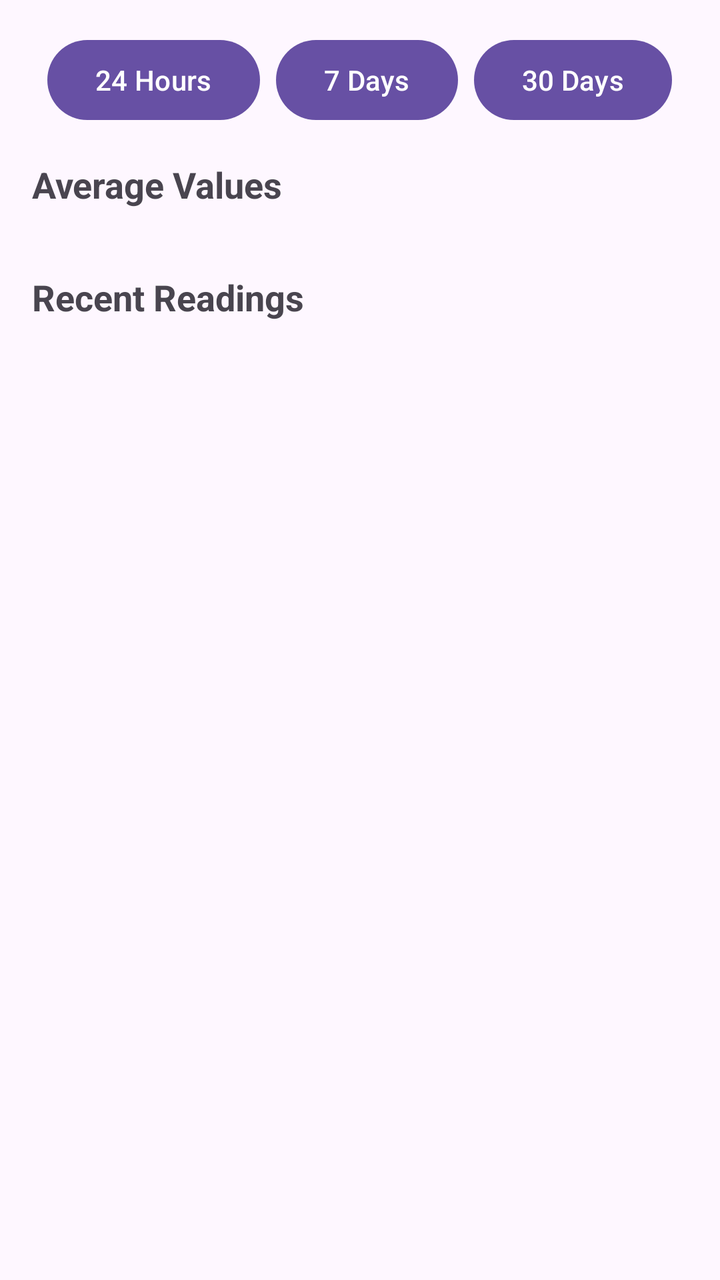
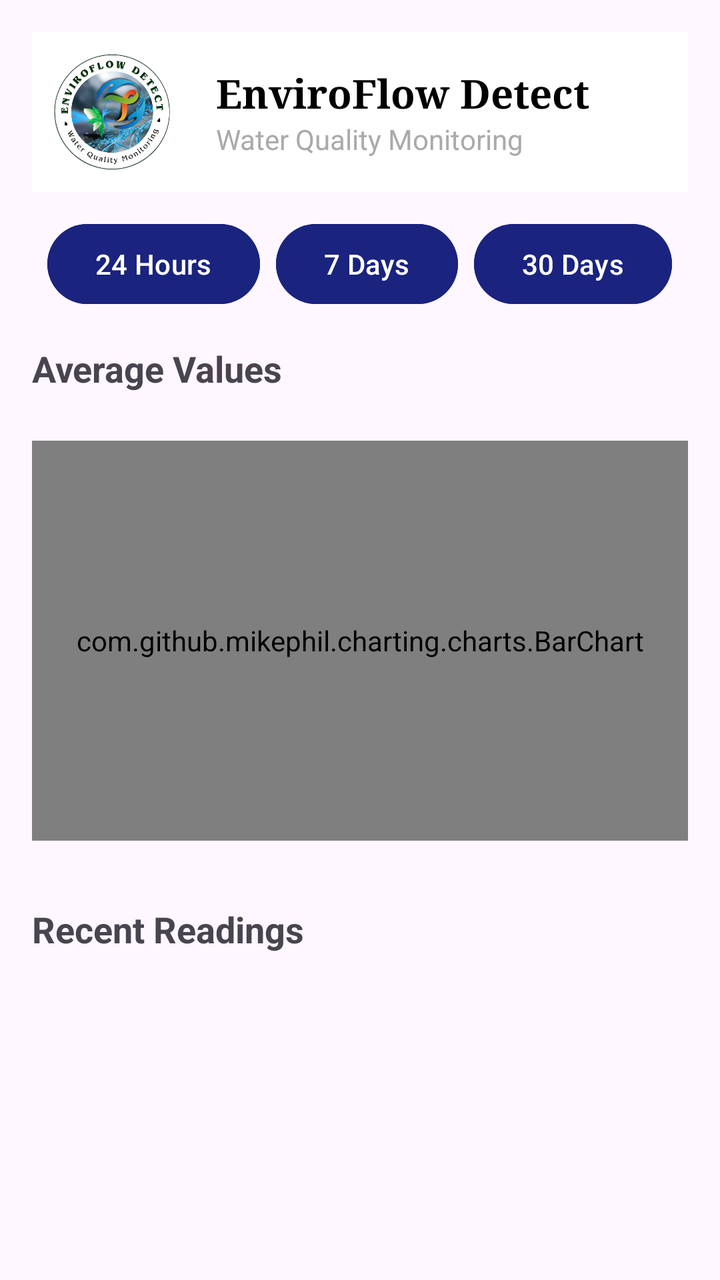

Before-and-after screenshots of an Android layout around one commit, followed by the original layout XML and the change that was made.
<!-- AndroidManifest.xml: application theme Theme.ED_System -->
<!-- res/layout/fragment_history.xml -->
<ScrollView xmlns:android="http://schemas.android.com/apk/res/android"
    android:layout_width="match_parent"
    android:layout_height="match_parent"
    android:fillViewport="true">

    <LinearLayout
        android:layout_width="match_parent"
        android:layout_height="wrap_content"
        android:orientation="vertical"
        android:padding="16dp">

        
        <LinearLayout
            android:layout_width="match_parent"
            android:layout_height="wrap_content"
            android:orientation="horizontal"
            android:gravity="center">

            <Button
                android:id="@+id/btn24h"
                android:layout_width="wrap_content"
                android:layout_height="wrap_content"
                android:text="24 Hours" />

            <Button
                android:id="@+id/btn7d"
                android:layout_width="wrap_content"
                android:layout_height="wrap_content"
                android:text="7 Days"
                android:layout_marginStart="8dp" />

            <Button
                android:id="@+id/btn30d"
                android:layout_width="wrap_content"
                android:layout_height="wrap_content"
                android:text="30 Days"
                android:layout_marginStart="8dp" />
        </LinearLayout>

        
        <TextView
            android:id="@+id/historyTitle"
            android:layout_width="wrap_content"
            android:layout_height="wrap_content"
            android:text="Average Values"
            android:textSize="18sp"
            android:textStyle="bold"
            android:layout_marginTop="16dp"
            android:layout_marginBottom="8dp" />

        <androidx.recyclerview.widget.RecyclerView
            android:id="@+id/historyRecyclerView"
            android:layout_width="match_parent"
            android:layout_height="wrap_content"
            android:overScrollMode="never"
            android:nestedScrollingEnabled="false" />

        
        <TextView
            android:layout_width="wrap_content"
            android:layout_height="wrap_content"
            android:text="Recent Readings"
            android:textSize="18sp"
            android:textStyle="bold"
            android:layout_marginTop="24dp"
            android:layout_marginBottom="8dp" />

        <androidx.recyclerview.widget.RecyclerView
            android:id="@+id/recentReadingsRecyclerView"
            android:layout_width="match_parent"
            android:layout_height="wrap_content"
            android:overScrollMode="never"
            android:nestedScrollingEnabled="false" />

    </LinearLayout>
</ScrollView>
<!-- resources referenced by this layout -->
<resources>
  <style name="Theme.ED_System" parent="Base.Theme.ED_System" />
  <style name="Base.Theme.ED_System" parent="Theme.Material3.DayNight.NoActionBar">
          
          
      </style>
</resources>

<!-- the commit's change to res/layout/fragment_history.xml (unified diff, before → after) -->
@@ -1,13 +1,21 @@
 <ScrollView xmlns:android="http://schemas.android.com/apk/res/android"
     android:layout_width="match_parent"
     android:layout_height="match_parent"
-    android:fillViewport="true">
+    android:fillViewport="true"
+    android:overScrollMode="never">
 
     <LinearLayout
         android:layout_width="match_parent"
         android:layout_height="wrap_content"
         android:orientation="vertical"
         android:padding="16dp">
+
+        
+        <include
+            layout="@layout/layout_app_header"
+            android:layout_width="match_parent"
+            android:layout_height="wrap_content"
+            android:layout_marginBottom="12dp"/>
 
         
         <LinearLayout
@@ -20,21 +28,24 @@
                 android:id="@+id/btn24h"
                 android:layout_width="wrap_content"
                 android:layout_height="wrap_content"
-                android:text="24 Hours" />
+                android:text="24 Hours"
+                android:backgroundTint="@color/time_period_buttons" />
 
             <Button
                 android:id="@+id/btn7d"
                 android:layout_width="wrap_content"
                 android:layout_height="wrap_content"
                 android:text="7 Days"
-                android:layout_marginStart="8dp" />
+                android:layout_marginStart="8dp"
+                android:backgroundTint="@color/time_period_buttons"/>
 
             <Button
                 android:id="@+id/btn30d"
                 android:layout_width="wrap_content"
                 android:layout_height="wrap_content"
                 android:text="30 Days"
-                android:layout_marginStart="8dp" />
+                android:layout_marginStart="8dp"
+                android:backgroundTint="@color/time_period_buttons"/>
         </LinearLayout>
 
         
@@ -56,6 +67,14 @@
             android:nestedScrollingEnabled="false" />
 
         
+        <com.github.mikephil.charting.charts.BarChart
+            android:id="@+id/barChart"
+            android:layout_width="match_parent"
+            android:layout_height="200dp"
+            android:layout_marginTop="16dp"
+            android:layout_marginBottom="8dp"/>
+
+        
         <TextView
             android:layout_width="wrap_content"
             android:layout_height="wrap_content"
@@ -74,3 +93,47 @@
 
     </LinearLayout>
 </ScrollView>
+<!-- res/layout/layout_app_header.xml (included above) -->
+<LinearLayout xmlns:android="http://schemas.android.com/apk/res/android"
+    android:layout_width="match_parent"
+    android:layout_height="wrap_content"
+    android:orientation="horizontal"
+    android:gravity="center_vertical"
+    android:background="@android:color/white">
+
+    
+    <ImageView
+        android:id="@+id/appLogo"
+        android:layout_width="80dp"
+        android:layout_height="80dp"
+        android:adjustViewBounds="true"
+        android:scaleType="fitCenter"
+        android:src="@drawable/ic_enviroflow_logo"
+        android:contentDescription="@string/app_name"
+        android:layout_marginEnd="12dp" />
+
+    
+    <LinearLayout
+        android:layout_width="wrap_content"
+        android:layout_height="wrap_content"
+        android:orientation="vertical">
+
+        <TextView
+            android:id="@+id/appTitle"
+            android:layout_width="wrap_content"
+            android:layout_height="wrap_content"
+            android:text="EnviroFlow Detect"
+            android:textSize="20sp"
+            android:textStyle="bold"
+            android:fontFamily="serif"
+            android:textColor="@android:color/black" />
+
+        <TextView
+            android:id="@+id/appSubtitle"
+            android:layout_width="wrap_content"
+            android:layout_height="wrap_content"
+            android:text="Water Quality Monitoring"
+            android:textSize="14sp"
+            android:textColor="@android:color/darker_gray" />
+    </LinearLayout>
+</LinearLayout>
<!-- resource entries referenced after the edit -->
@@ -1,5 +1,8 @@
 <!-- resources referenced by this layout -->
 <resources>
+  <color name="time_period_buttons">#1A237E</color>
+  <!-- drawable ic_enviroflow_logo: png bitmap (drawable, 553187 bytes) -->
+  <string name="app_name">ED_System</string>
   <style name="Theme.ED_System" parent="Base.Theme.ED_System" />
   <style name="Base.Theme.ED_System" parent="Theme.Material3.DayNight.NoActionBar">
           
